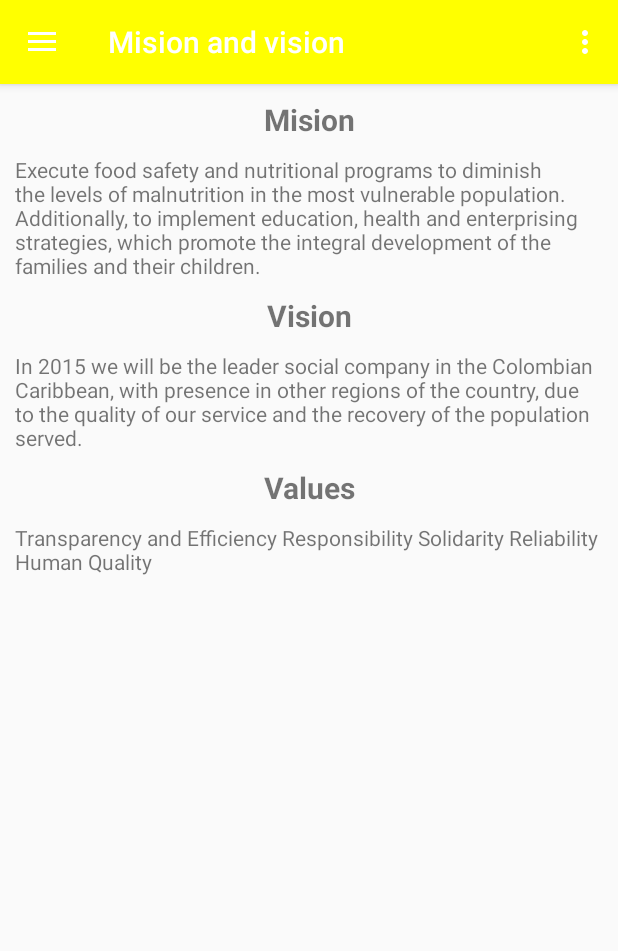
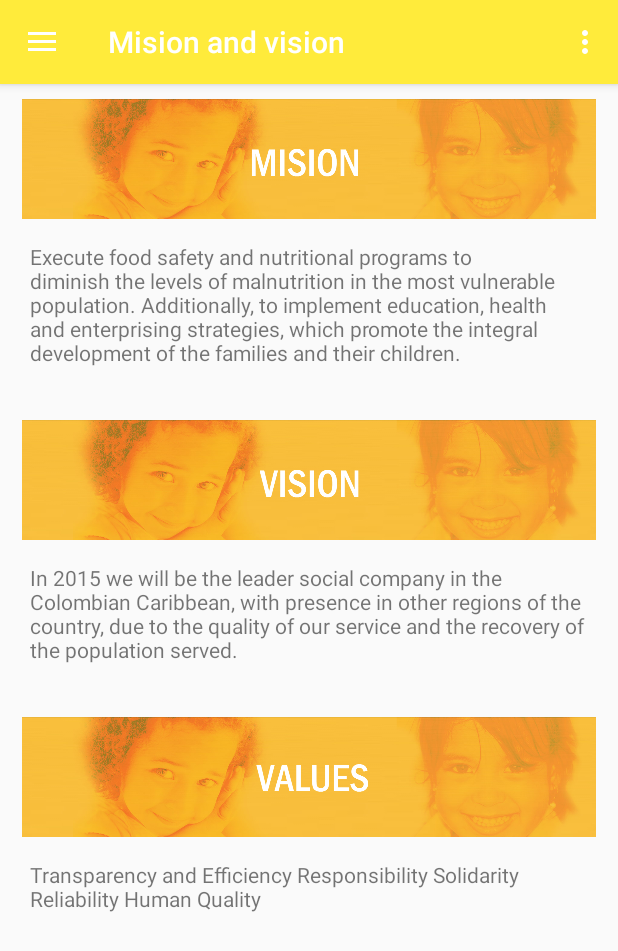
Before and after one commit to carlostrianag/nu3Android, an Android app: the screen it shows after launch (MainActivity), in the side drawer, after a tap on "Mision and vision", on a phone screen of 412 x 824 dp. Shown: the top 951 px of the screen. Run offline under Robolectric (Android 15) with nearby library versions, the phone set to English and light mode, and no system bars; libraries missing offline, so code that uses them is left out: com.loopj.android, cz.msebera.android; 1 statement that could not run was skipped.

Commit message:
images changes

```diff
--- a/nu3/app/build.gradle
+++ b/nu3/app/build.gradle
@@ -26,6 +26,7 @@ dependencies {
     compile 'com.android.support:design:23.2.1'
     compile 'com.android.support:support-v4:23.2.1'
     compile 'com.loopj.android:android-async-http:1.4.9'
+    compile 'com.squareup.picasso:picasso:2.5.2'
 
     compile 'com.android.support:cardview-v7:21.0.+'
     compile 'com.android.support:recyclerview-v7:21.0.+'
--- a/nu3/app/src/main/java/com/nu3/views/NewsFragment.java
+++ b/nu3/app/src/main/java/com/nu3/views/NewsFragment.java
@@ -63,6 +63,7 @@ public class NewsFragment extends Fragment {
                         News news = new News();
                         news.setId(object.getInt("id"));
                         news.setName(object.getString("name").trim());
+                        news.setImageURL(object.getString("image"));
                         news.setDescriptionSpanish(object.getString("desc_es").trim());
                         newsList.add(news);
                     } catch (JSONException e) {
--- a/nu3/app/src/main/res/layout/fragment_vision.xml
+++ b/nu3/app/src/main/res/layout/fragment_vision.xml
@@ -1,4 +1,4 @@
-<FrameLayout xmlns:android="http://schemas.android.com/apk/res/android"
+<ScrollView xmlns:android="http://schemas.android.com/apk/res/android"
     xmlns:tools="http://schemas.android.com/tools"
     android:layout_width="match_parent"
     android:layout_height="match_parent"
@@ -7,51 +7,53 @@
     <LinearLayout
         android:layout_width="match_parent"
         android:layout_height="wrap_content"
-        android:orientation="vertical"
-        android:paddingLeft="10dp"
-        android:paddingRight="10dp">
-        <TextView
+        android:orientation="vertical">
+        <ImageView
             android:layout_width="match_parent"
-            android:layout_height="wrap_content"
-            android:textSize="20dp"
-            android:textAlignment="center"
-            android:textStyle="bold"
-            android:text="@string/mision_title"
-            android:padding="10dp"/>
+            android:layout_height="80dp"
+            android:scaleType="fitCenter"
+            android:layout_marginTop="10dp"
+            android:layout_marginBottom="15dp"
+            android:id="@+id/imageView1"
+            android:src="@drawable/background_mision" />
 
         <TextView
             android:layout_width="match_parent"
             android:layout_height="wrap_content"
-            android:text="@string/mision" />
+            android:text="@string/mision"
+            android:paddingLeft="20dp"
+            android:paddingRight="20dp" />
+
+        <ImageView
+            android:layout_width="match_parent"
+            android:layout_height="80dp"
+            android:scaleType="fitCenter"
+            android:layout_marginTop="35dp"
+            android:layout_marginBottom="15dp"
+            android:id="@+id/imageView2"
+            android:src="@drawable/background_vision" />
 
         <TextView
             android:layout_width="match_parent"
             android:layout_height="wrap_content"
-            android:textSize="20dp"
-            android:textAlignment="center"
-            android:textStyle="bold"
-            android:text="@string/vision_title"
-            android:padding="10dp"/>
+            android:text="@string/vision"
+            android:paddingLeft="20dp"
+            android:paddingRight="20dp" />
+
+        <ImageView
+            android:layout_width="match_parent"
+            android:layout_height="80dp"
+            android:scaleType="fitCenter"
+            android:layout_marginTop="35dp"
+            android:layout_marginBottom="15dp"
+            android:id="@+id/imageView3"
+            android:src="@drawable/background_values" />
 
         <TextView
             android:layout_width="match_parent"
             android:layout_height="wrap_content"
-            android:text="@string/vision" />
-
-        <TextView
-            android:layout_width="match_parent"
-            android:layout_height="wrap_content"
-            android:textSize="20dp"
-            android:textAlignment="center"
-            android:textStyle="bold"
-            android:text="@string/value_title"
-            android:padding="10dp"/>
-
-        <TextView
-            android:layout_width="match_parent"
-            android:layout_height="wrap_content"
-            android:text="@string/values" />
+            android:text="@string/values"
+            android:paddingLeft="20dp"
+            android:paddingRight="20dp" />
     </LinearLayout>
-
-
-</FrameLayout>
+</ScrollView>
--- a/nu3/app/src/main/res/layout/news_row.xml
+++ b/nu3/app/src/main/res/layout/news_row.xml
@@ -25,6 +25,11 @@
             android:textStyle="bold"
             android:layout_width="match_parent"
             android:layout_height="match_parent" />
+        <ImageView
+            android:id="@+id/newRowImage"
+            android:layout_width="match_parent"
+            android:layout_height="wrap_content"
+            android:maxHeight="180dp"/>
 
         <TextView
             android:id="@+id/newRowDescription"
--- a/nu3/app/src/main/res/values/colors.xml
+++ b/nu3/app/src/main/res/values/colors.xml
@@ -1,7 +1,7 @@
 <?xml version="1.0" encoding="utf-8"?>
 <resources>
-    <color name="colorPrimary">#ffff00</color>
-    <color name="colorPrimaryDark">#e6e600</color>
+    <color name="colorPrimary">#FFEB3B</color>
+    <color name="colorPrimaryDark">#E4E500</color>
     <color name="colorAccent">#FF4081</color>
     <color name="colorTextSelectedItem">#595959</color>
 </resources>
```
Also changed, not shown: nu3/app/src/main/java/com/nu3/views/adapters/NewsAdapter.java (+11 -0 lines), nu3/app/src/main/java/models/News.java (+9 -0 lines), nu3/app/src/main/res/layout/fragment_history.xml (+11 -9 lines), nu3/app/src/main/res/values/styles.xml (+10 -3 lines), nu3/app/src/main/res/drawable/background_history.png (added), nu3/app/src/main/res/drawable/background_mision.png (added), nu3/app/src/main/res/drawable/background_values.png (added), nu3/app/src/main/res/drawable/background_vision.png (added), 1 other file.
